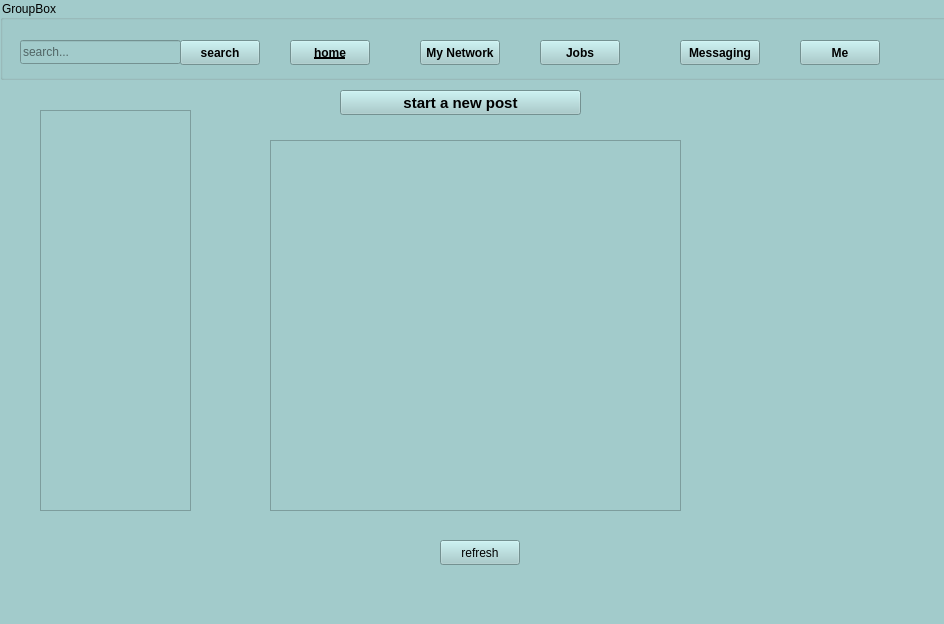
This is home.ui in white-vessel/eyd-project as Qt 5 draws it before an edit. The edited form follows.
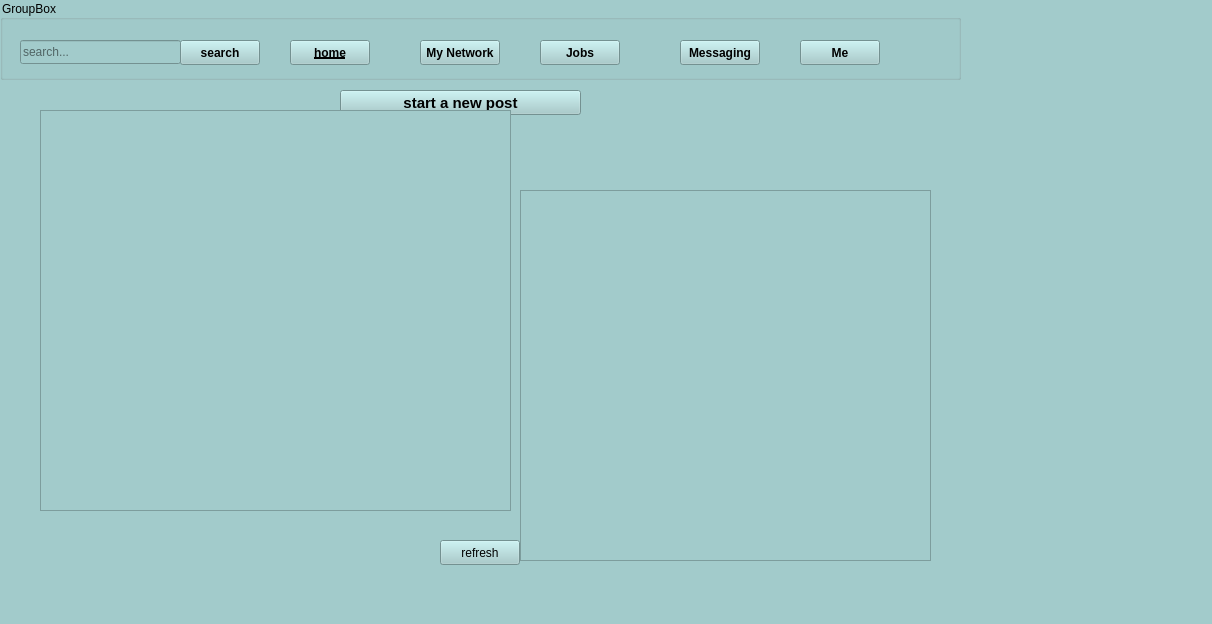
This is the edited form.

```diff
--- a/home.ui
+++ b/home.ui
@@ -6,7 +6,7 @@
    <rect>
     <x>0</x>
     <y>0</y>
-    <width>944</width>
+    <width>1212</width>
     <height>624</height>
    </rect>
   </property>
@@ -205,8 +205,8 @@
    <widget class="QTableView" name="tableView">
     <property name="geometry">
      <rect>
-      <x>270</x>
-      <y>140</y>
+      <x>520</x>
+      <y>190</y>
       <width>411</width>
       <height>371</height>
      </rect>
@@ -217,7 +217,7 @@
      <rect>
       <x>40</x>
       <y>110</y>
-      <width>151</width>
+      <width>471</width>
       <height>401</height>
      </rect>
     </property>
@@ -229,12 +229,25 @@
       <rect>
        <x>0</x>
        <y>0</y>
-       <width>149</width>
+       <width>469</width>
        <height>399</height>
       </rect>
      </property>
     </widget>
    </widget>
+   <widget class="QLabel" name="label">
+    <property name="geometry">
+     <rect>
+      <x>970</x>
+      <y>100</y>
+      <width>211</width>
+      <height>251</height>
+     </rect>
+    </property>
+    <property name="text">
+     <string/>
+    </property>
+   </widget>
   </widget>
   <widget class="QStatusBar" name="statusbar"/>
  </widget>
```
